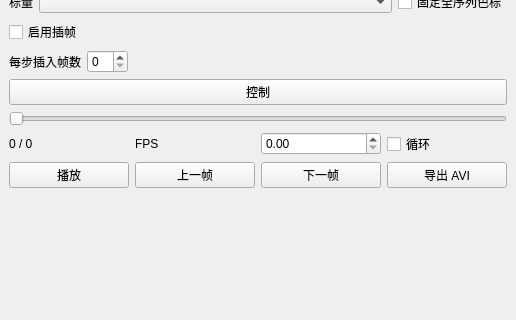
Old version of the form plugins/Base_PostProcessing/AnimationAviWidget.ui in the repository asd977/base_cae; both pictures show x 0 to 516 and y 99 to 419 of the 516 by 648 pixel window.
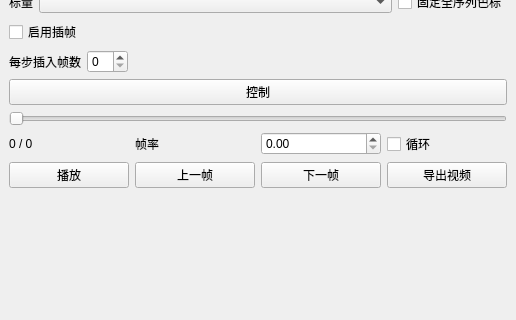
New version of the form.

The edit to the form file:
```diff
--- a/plugins/Base_PostProcessing/AnimationAviWidget.ui
+++ b/plugins/Base_PostProcessing/AnimationAviWidget.ui
@@ -261,7 +261,7 @@
        <item row="0" column="1">
         <widget class="QLabel" name="labelFps">
          <property name="text">
-          <string>FPS</string>
+          <string>帧率</string>
          </property>
         </widget>
        </item>
@@ -292,7 +292,7 @@
        <item row="1" column="4">
         <widget class="QPushButton" name="saveAviButton">
          <property name="text">
-          <string>导出 AVI</string>
+          <string>导出视频</string>
          </property>
         </widget>
        </item>
```
